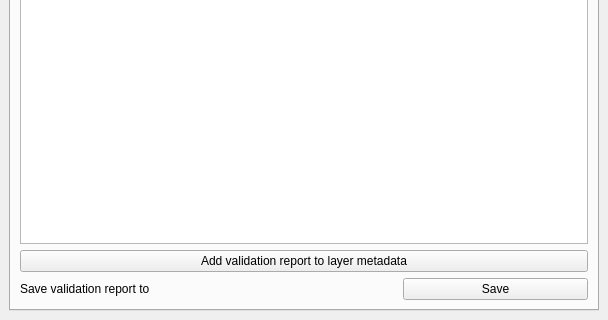
Before: the Qt Designer form src/dataset_qa_workbench/ui/dataset_qa_workbench_dock.ui in kartoza/qgis_dataset_qa_workbench, drawn with Qt 5; both pictures show x 0 to 608 and y 515 to 835 of the 608 by 835 pixel window.
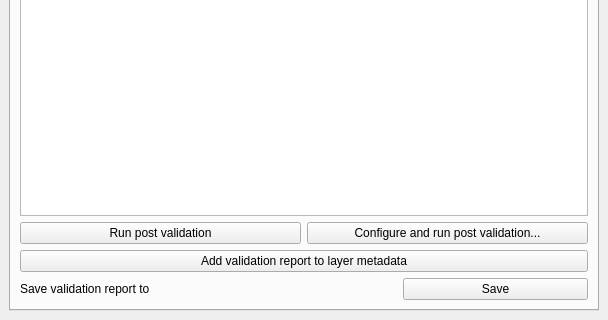
After: the same form once the commit is applied. The open tabs and pages were chosen to show the change. Custom widgets are drawn as their Qt base class.

Commit message: Implementing post validation action

What changed in the file:
```diff
--- a/src/dataset_qa_workbench/ui/dataset_qa_workbench_dock.ui
+++ b/src/dataset_qa_workbench/ui/dataset_qa_workbench_dock.ui
@@ -219,6 +219,24 @@
           </property>
          </widget>
         </item>
+        <item>
+         <layout class="QHBoxLayout" name="horizontalLayout_7">
+          <item>
+           <widget class="QPushButton" name="run_post_validation_pb">
+            <property name="text">
+             <string>Run post validation</string>
+            </property>
+           </widget>
+          </item>
+          <item>
+           <widget class="QPushButton" name="configure_and_run_post_validation_pb">
+            <property name="text">
+             <string>Configure and run post validation...</string>
+            </property>
+           </widget>
+          </item>
+         </layout>
+        </item>
         <item>
          <widget class="QPushButton" name="add_report_to_layer_metadata_pb">
           <property name="text">
```
Left out of the diff: 2 changed lines with no effect on the pictures. The commit also changes 5 other files.
